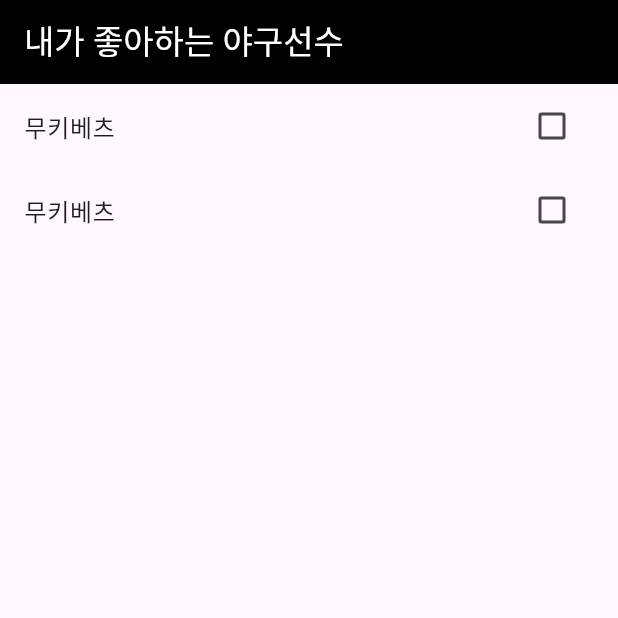
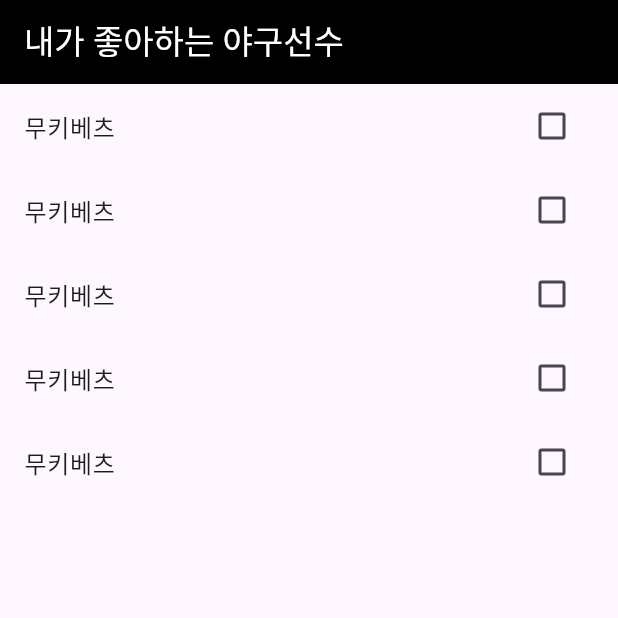
Before and after one commit to chepchep2/flutter-beginner-class, a Flutter app: the CheckBoxListScreen screen opened directly, on a phone screen of 412 x 824 dp, the top half of it. Run offline on Flutter 3.47's test engine with Material 3 defaults, Android fonts, the phone set to English and light mode, and no system bars; our stand-ins replace image_picker, lottie, sensors_plus, webview_flutter; missing offline and left inert: soundpool; network calls fail.

Commit message:
유튜브 바디중

```diff
--- a/lib/00_repository/star_repository.dart
+++ b/lib/00_repository/star_repository.dart
@@ -18,6 +18,30 @@ class StarRepository {
           'https://encrypted-tbn0.gstatic.com/images?q=tbn:ANd9GcTDhLv2OQCSyb7rxD4WyP6ZbdADD4rtFuL-LQ&usqp=CAU',
       description: '어쩌고 저쩌고',
     ),
+    Star(
+      id: 3,
+      title: '무키베츠',
+      subTitle: '무키 베츠 최고',
+      imageUrl:
+          'https://ca-times.brightspotcdn.com/dims4/default/fc4612f/2147483647/strip/true/crop/5470x3647+0+0/resize/1200x800!/quality/75/?url=https%3A%2F%2Fcalifornia-times-brightspot.s3.amazonaws.com%2F7a%2Fa3%2Fe255ae6048e3a7bc8ed4ed40a91d%2Fap23182025756184.jpg',
+      description: '어쩌고 저쩌고',
+    ),
+    Star(
+      id: 4,
+      title: '무키베츠',
+      subTitle: '무키 베츠 최고',
+      imageUrl:
+          'https://www.si.com/.image/t_share/MTg5NzMxNjM2MDI2Mjg3MzMw/mookie-betts-dodgers-2022-1.jpg',
+      description: '어쩌고 저쩌고',
+    ),
+    Star(
+      id: 5,
+      title: '무키베츠',
+      subTitle: '무키 베츠 최고',
+      imageUrl:
+          'https://encrypted-tbn0.gstatic.com/images?q=tbn:ANd9GcQ5rof7BotNfw32UOhGv0aF5aEt5C0w8fk-yw&usqp=CAU',
+      description: '어쩌고 저쩌고',
+    ),
   ];
 
   List<Star> getStars() {
```
Also changed, not shown: lib/23_12_21/exam/body.dart (added, +49 -0 lines), lib/23_12_21/exam/exam1.dart (+17 -26 lines).
